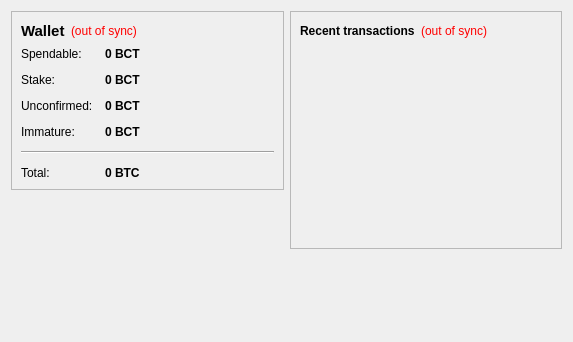
Qt form src/qt/forms/overviewpage.ui (bitcointrustbct/bitcointrust_old) before a commit.
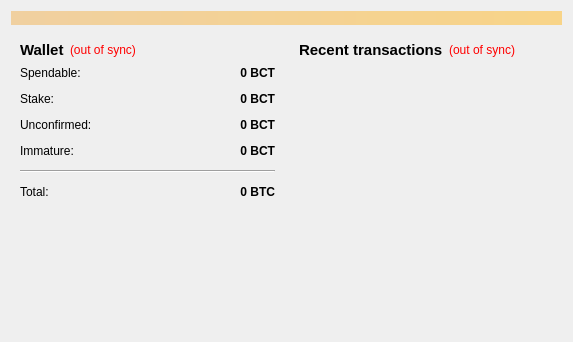
The same form after that commit.

```diff
--- a/src/qt/forms/overviewpage.ui
+++ b/src/qt/forms/overviewpage.ui
@@ -13,17 +13,30 @@
   <property name="windowTitle">
    <string>Form</string>
   </property>
+  <layout class="QVBoxLayout" name="topLayout">
+   <item>
+    <widget class="QLabel" name="labelAlerts">
+     <property name="visible">
+      <bool>false</bool>
+     </property>
+     <property name="styleSheet">
+      <string notr="true">background-color: qlineargradient(x1: 0, y1: 0, x2: 1, y2: 0, stop:0 #F0D0A0, stop:1 #F8D488);  color:#000000
+</string>
+     </property>
+     <property name="wordWrap">
+      <bool>true</bool>
+     </property>
+     <property name="margin">
+      <number>3</number>
+     </property>
+    </widget>
+   </item>
+   <item>
   <layout class="QHBoxLayout" name="horizontalLayout" stretch="1,1">
    <item>
     <layout class="QVBoxLayout" name="verticalLayout_2">
      <item>
-      <widget class="QFrame" name="frame">
-       <property name="frameShape">
-        <enum>QFrame::StyledPanel</enum>
-       </property>
-       <property name="frameShadow">
-        <enum>QFrame::Raised</enum>
-       </property>
+        <widget class="QWidget" name="widget" native="true">
        <layout class="QVBoxLayout" name="verticalLayout_4">
         <item>
          <layout class="QHBoxLayout" name="horizontalLayout_4">
@@ -107,6 +120,9 @@
             <property name="text">
              <string notr="true">0 BCT</string>
             </property>
+              <property name="alignment">
+               <set>Qt::AlignRight|Qt::AlignTrailing|Qt::AlignVCenter</set>
+              </property>
             <property name="textInteractionFlags">
              <set>Qt::LinksAccessibleByMouse|Qt::TextSelectableByKeyboard|Qt::TextSelectableByMouse</set>
             </property>
@@ -136,6 +152,9 @@
             <property name="text">
              <string notr="true">0 BCT</string>
             </property>
+              <property name="alignment">
+               <set>Qt::AlignRight|Qt::AlignTrailing|Qt::AlignVCenter</set>
+              </property>
             <property name="textInteractionFlags">
              <set>Qt::LinksAccessibleByMouse|Qt::TextSelectableByKeyboard|Qt::TextSelectableByMouse</set>
             </property>
@@ -165,6 +184,9 @@
             <property name="text">
              <string notr="true">0 BCT</string>
             </property>
+              <property name="alignment">
+               <set>Qt::AlignRight|Qt::AlignTrailing|Qt::AlignVCenter</set>
+              </property>
             <property name="textInteractionFlags">
              <set>Qt::LinksAccessibleByMouse|Qt::TextSelectableByKeyboard|Qt::TextSelectableByMouse</set>
             </property>
@@ -191,6 +213,9 @@
             <property name="text">
              <string notr="true">0 BCT</string>
             </property>
+              <property name="alignment">
+               <set>Qt::AlignRight|Qt::AlignTrailing|Qt::AlignVCenter</set>
+              </property>
             <property name="textInteractionFlags">
              <set>Qt::LinksAccessibleByMouse|Qt::TextSelectableByKeyboard|Qt::TextSelectableByMouse</set>
             </property>
@@ -227,6 +252,9 @@
             <property name="text">
              <string notr="true">0 BTC</string>
             </property>
+              <property name="alignment">
+               <set>Qt::AlignRight|Qt::AlignTrailing|Qt::AlignVCenter</set>
+              </property>
             <property name="textInteractionFlags">
              <set>Qt::LinksAccessibleByMouse|Qt::TextSelectableByKeyboard|Qt::TextSelectableByMouse</set>
             </property>
@@ -255,18 +283,19 @@
    <item>
     <layout class="QVBoxLayout" name="verticalLayout_3">
      <item>
-      <widget class="QFrame" name="frame_2">
-       <property name="frameShape">
-        <enum>QFrame::StyledPanel</enum>
-       </property>
-       <property name="frameShadow">
-        <enum>QFrame::Raised</enum>
-       </property>
+        <widget class="QWidget" name="widget_2" native="true">
        <layout class="QVBoxLayout" name="verticalLayout">
         <item>
          <layout class="QHBoxLayout" name="horizontalLayout_2">
           <item>
            <widget class="QLabel" name="label_4">
+              <property name="font">
+               <font>
+                <pointsize>11</pointsize>
+                <weight>75</weight>
+                <bold>true</bold>
+               </font>
+              </property>
             <property name="text">
              <string>&lt;b&gt;Recent transactions&lt;/b&gt;</string>
             </property>
@@ -325,18 +354,7 @@
        </layout>
       </widget>
      </item>
-     <item>
-      <spacer name="verticalSpacer_2">
-       <property name="orientation">
-        <enum>Qt::Vertical</enum>
-       </property>
-       <property name="sizeHint" stdset="0">
-        <size>
-         <width>20</width>
-         <height>40</height>
-        </size>
-       </property>
-      </spacer>
+      </layout>
      </item>
     </layout>
    </item>
```
Lines whose indentation alone changed are shown as unchanged.
